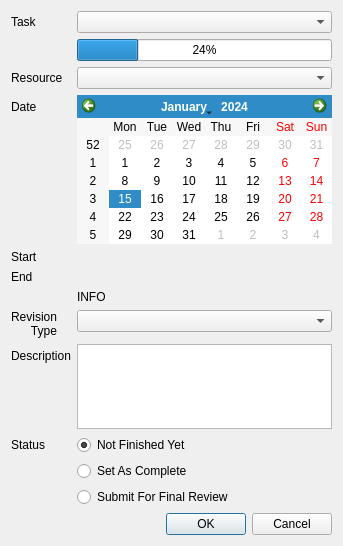
Above: anima/ui/ui_files/time_log_dialog.ui from eoyilmaz/anima before the change. Below: the same form after it.
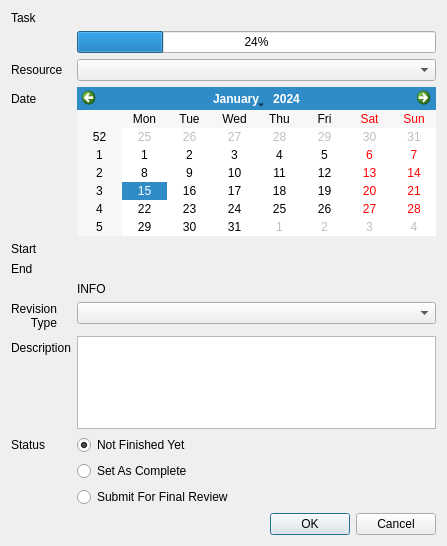
That is the form after the change.

Diff of the .ui file:
```diff
--- a/anima/ui/ui_files/time_log_dialog.ui
+++ b/anima/ui/ui_files/time_log_dialog.ui
@@ -6,7 +6,7 @@
    <rect>
     <x>0</x>
     <y>0</y>
-    <width>343</width>
+    <width>447</width>
     <height>546</height>
    </rect>
   </property>
@@ -26,9 +26,6 @@
        </property>
       </widget>
      </item>
-     <item row="0" column="1">
-      <widget class="QComboBox" name="tasks_comboBox"/>
-     </item>
      <item row="1" column="1">
       <widget class="QProgressBar" name="task_progressBar">
        <property name="value">
```
